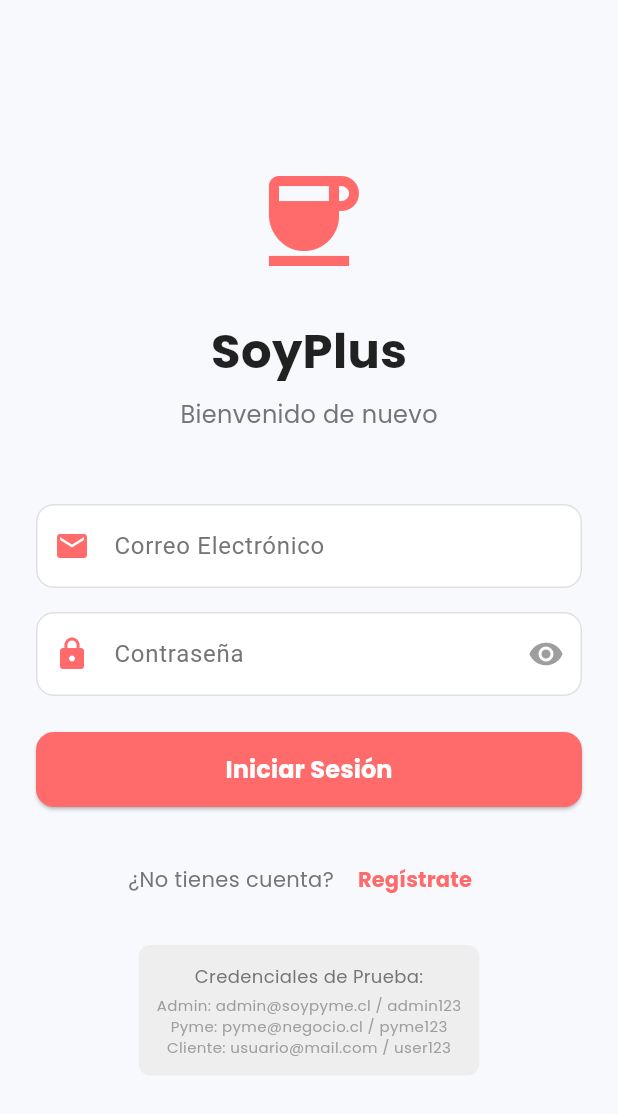
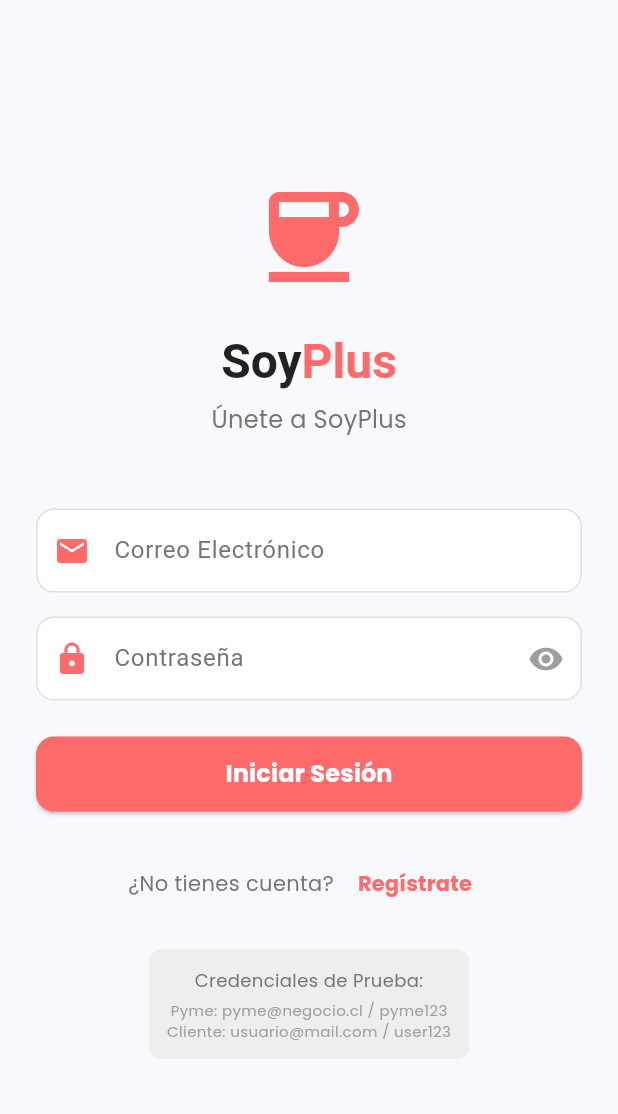
Before and after one commit to Favi-Dev/mipyme, a Flutter app: the screen it shows after launch, on a phone screen of 412 x 824 dp. Shown: the top 1114 px of the screen. Run offline on Flutter 3.47's test engine with Material 3 defaults, Android fonts, the phone set to English and light mode, and no system bars; our stand-ins replace google_fonts.

Commit message:
Update login screen logo and credentials

```diff
--- a/lib/screens/login_screen.dart
+++ b/lib/screens/login_screen.dart
@@ -71,17 +71,27 @@ class _LoginScreenState extends State<LoginScreen> {
             children: [
               const Icon(Icons.coffee, size: 80, color: Color(0xFFFF6B6B)),
               const SizedBox(height: 24),
-              Text(
-                'SoyPlus',
-                style: GoogleFonts.poppins(
-                  color: Colors.black87,
-                  fontSize: 32,
-                  fontWeight: FontWeight.bold,
+              RichText(
+                text: TextSpan(
+                  style: GoogleFonts.poppins(
+                    fontSize: 32,
+                    fontWeight: FontWeight.bold,
+                  ),
+                  children: [
+                    const TextSpan(
+                      text: 'Soy',
+                      style: TextStyle(color: Colors.black87),
+                    ),
+                    const TextSpan(
+                      text: 'Plus',
+                      style: TextStyle(color: Color(0xFFFF6B6B)),
+                    ),
+                  ],
                 ),
               ),
               const SizedBox(height: 8),
               Text(
-                'Bienvenido de nuevo',
+                'Únete a SoyPlus',
                 style: GoogleFonts.poppins(
                   color: Colors.grey[600],
                   fontSize: 16,
@@ -213,11 +223,6 @@ class _LoginScreenState extends State<LoginScreen> {
                     ),
                     const SizedBox(height: 4),
                     Text(
-                      'Admin: admin@soypyme.cl / admin123',
-                      style: GoogleFonts.poppins(
-                          color: Colors.grey[500], fontSize: 10),
-                    ),
-                    Text(
                       'Pyme: pyme@negocio.cl / pyme123',
                       style: GoogleFonts.poppins(
                           color: Colors.grey[500], fontSize: 10),
```
Also changed, not shown: 3 other files.
